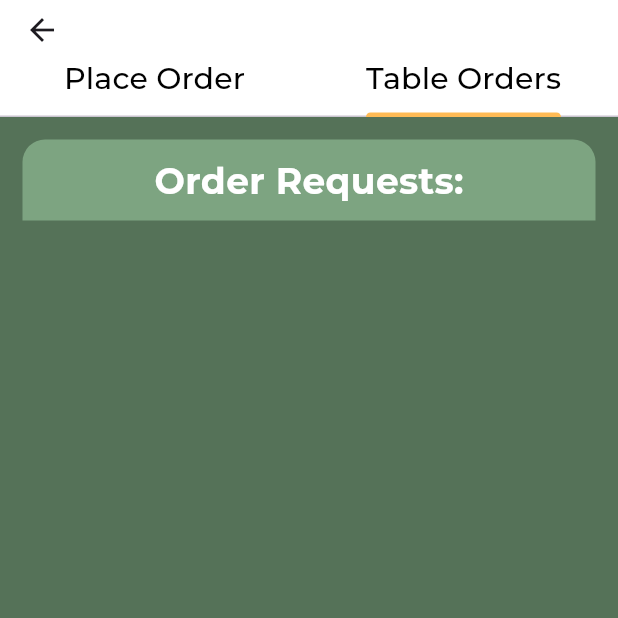
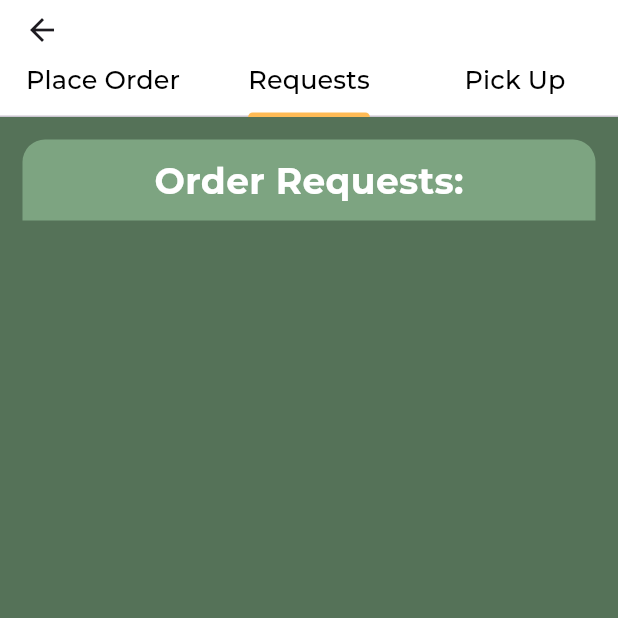
Before and after one commit to AleccLang/Waitron-App, a Flutter app: the OrderPage screen opened directly with empty values, tab 2 chosen, on a phone screen of 412 x 824 dp, the top half of it. Run offline on Flutter 3.47's test engine with Material 3 defaults, Android fonts, the phone set to English and light mode, and no system bars; our stand-ins replace cloud_firestore, firebase_core, flutter_local_notifications, google_fonts; accounts and stored records are empty.

Commit message:
Removed delete finished orders functionality and added pick up tab to Order Page
Removed functionality to delete finished orders from the staff page, as well as added a Pick-ups tab to the order page

```diff
--- a/waitron_app/lib/screens/OrderPage.dart
+++ b/waitron_app/lib/screens/OrderPage.dart
@@ -35,14 +35,14 @@ class OrderPageState extends State<OrderPage> {
   void initState() {
     super.initState();
     DBs().listenToOrders((List<Orders> orders) {
-      checkForNewPlacedOrder(orders);
+      checkForOrderStatus(orders);
     });
   }
 
   @override
   Widget build(BuildContext context) {
     return DefaultTabController(
-      length: 2,
+      length: 3,
       child: Scaffold(
         backgroundColor: const Color.fromARGB(255,85,114,88),
         appBar: AppBar(
@@ -52,12 +52,17 @@ class OrderPageState extends State<OrderPage> {
             tabs: [
               Tab(
                 child: Text(
-                  'Place Order', style: TextStyle(fontSize: 20, color: Colors.black)
+                  'Place Order', style: TextStyle(fontSize: 17, color: Colors.black)
                 ),
               ),
               Tab(
                 child: Text(
-                  'Table Orders', style: TextStyle(fontSize: 20, color: Colors.black),
+                  'Requests', style: TextStyle(fontSize: 17, color: Colors.black),
+                ),
+              ),
+              Tab(
+                child: Text(
+                  'Pick Up', style: TextStyle(fontSize: 17, color: Colors.black),
                 ),
               )
             ],
@@ -70,7 +75,8 @@ class OrderPageState extends State<OrderPage> {
         body: TabBarView(
           children: [
             createOrderTab(context), // Widget for creating an order request
-            listOrdersTab(context), // Widget for listing all orders for the table
+            listOrdersTab(context, "Requested", "Order Requests:"), // Widget for listing order requests for the table
+            listOrdersTab(context, "Completed", "Ready Orders:"), // Widget for listing order requests for the table
           ],
         ),
       ),
@@ -78,7 +84,7 @@ class OrderPageState extends State<OrderPage> {
   }
 
   // Checks status of orders in the list to send out notifications
-  void checkForNewPlacedOrder(List<Orders> orders) {
+  void checkForOrderStatus(List<Orders> orders) {
     for (Orders order in orders) {
       if (order.status == 'Placed' && order.table == tableNumber && order.notificationStatus != "ApprovedNotification") {
         NotificationService().showNotification("Order Approved", "Order for table ${order.table} has been approved.");
@@ -87,6 +93,11 @@ class OrderPageState extends State<OrderPage> {
       }
       if (order.status == 'Rejected' && order.table == tableNumber && order.notificationStatus != "RejectedNotification") {
         NotificationService().showNotification("Order Rejected", "Order for table ${order.table} has been rejected.");
+        DBs().deleteOrder(order);
+        break;
+      }
+      if (order.status == 'Completed' && order.table == tableNumber && order.notificationStatus != "RejectedNotification") {
+        NotificationService().showNotification("Order Ready", "Order for table ${order.table} is available for pickup.");
         DBs().deleteOrder(order);
         break;
       }
@@ -356,7 +367,7 @@ class OrderPageState extends State<OrderPage> {
   }
 
   // Tab to list all orders for the table
-  Widget listOrdersTab(BuildContext context) {
+  Widget listOrdersTab(BuildContext context, String status, String heading) {
     return Padding(
       padding: const EdgeInsets.all(15.0),
       child: Column(
@@ -371,8 +382,8 @@ class OrderPageState extends State<OrderPage> {
                 topRight: Radius.circular(15.0),
               ),
             ),
-            child: const Center(
-              child: Text('Order Requests:', style: TextStyle(fontSize: 24, fontWeight: FontWeight.bold, color: Colors.white),)
+            child: Center(
+              child: Text(heading, style: const TextStyle(fontSize: 24, fontWeight: FontWeight.bold, color: Colors.white),)
             ),
           ),
           Expanded(
@@ -383,7 +394,7 @@ class OrderPageState extends State<OrderPage> {
                   return const CircularProgressIndicator();
                 }
                 List<Orders> orders = snapshot.data!.docs
-                .where((doc) => doc['table'] == tableNumber)
+                .where((doc) => doc['table'] == tableNumber && doc['status'] == status)
                 .map((DocumentSnapshot doc) {
                   return Orders.fromJson(doc.data() as Map<String, dynamic>);
                 }).toList();
--- a/waitron_app/lib/screens/WaitronPage.dart
+++ b/waitron_app/lib/screens/WaitronPage.dart
@@ -5,7 +5,7 @@ import 'package:waitron_app/screens/OrderList.dart';
 import 'package:waitron_app/services/NotificationService.dart';
 import 'package:waitron_app/services/db.dart';
 
-// Page enables waitron to manage orders
+// Page enables waitron to manage and place orders
 class WaitronPage extends StatefulWidget  {
   const WaitronPage({super.key});
 
@@ -250,7 +250,7 @@ class PlaceOrderTabState extends State<PlaceOrderTab> {
     );
   }
 
-  // Remove or update item in current order request
+  // Remove or update item in the order
   void itemOptions(BuildContext context, int index) {
     showDialog(
       context: context,
@@ -403,7 +403,7 @@ class PlaceOrderTabState extends State<PlaceOrderTab> {
   );
   }
 
-  // Adds an item to the order request
+  // Adds an item to the order
   void addItemToOrder(BuildContext context) {
     showDialog(
       context: context,
```
Also changed, not shown: waitron_app/lib/screens/Staff.dart (+0 -37 lines), waitron_app/lib/services/db.dart (+0 -11 lines).
